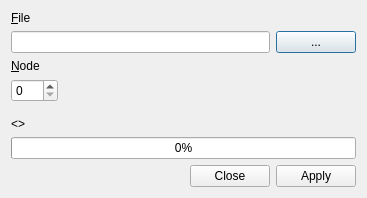
Before: the Qt Designer form src/ui/firmware.ui in mikessut/CAN-FIX-Utility, drawn with Qt 5.
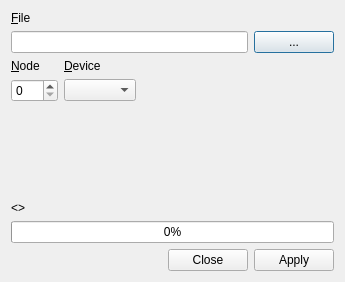
After: the same form once the commit is applied.

Commit message: Add File Open Dialog to the Firmware Dialog

```diff
--- a/src/ui/firmware.ui
+++ b/src/ui/firmware.ui
@@ -6,8 +6,8 @@
    <rect>
     <x>0</x>
     <y>0</y>
-    <width>367</width>
-    <height>198</height>
+    <width>345</width>
+    <height>282</height>
    </rect>
   </property>
   <property name="windowTitle">
@@ -39,6 +39,8 @@
     </layout>
    </item>
    <item>
+    <layout class="QGridLayout" name="gridLayout">
+     <item row="0" column="0">
     <widget class="QLabel" name="labelNode">
      <property name="text">
       <string>&amp;Node</string>
@@ -48,15 +50,43 @@
      </property>
     </widget>
    </item>
-   <item>
-    <layout class="QHBoxLayout" name="horizontalLayout_2">
-     <item>
+     <item row="1" column="0">
       <widget class="QSpinBox" name="spinNode">
        <property name="maximum">
         <number>255</number>
        </property>
       </widget>
      </item>
+     <item row="0" column="1">
+      <widget class="QLabel" name="labelDevice">
+       <property name="text">
+        <string>&amp;Device</string>
+       </property>
+       <property name="buddy">
+        <cstring>comboDevice</cstring>
+       </property>
+      </widget>
+     </item>
+     <item row="1" column="1">
+      <widget class="QComboBox" name="comboDevice"/>
+     </item>
+     <item row="1" column="2">
+      <spacer name="horizontalSpacer_2">
+       <property name="orientation">
+        <enum>Qt::Horizontal</enum>
+       </property>
+       <property name="sizeHint" stdset="0">
+        <size>
+         <width>40</width>
+         <height>20</height>
+        </size>
+       </property>
+      </spacer>
+     </item>
+    </layout>
+   </item>
+   <item>
+    <layout class="QHBoxLayout" name="horizontalLayout_2">
      <item>
       <spacer name="horizontalSpacer">
        <property name="orientation">
```
Left out of the diff: 29 changed lines with no effect on the pictures. Lines whose indentation alone changed are shown as unchanged. The commit also changes 1 other file.
